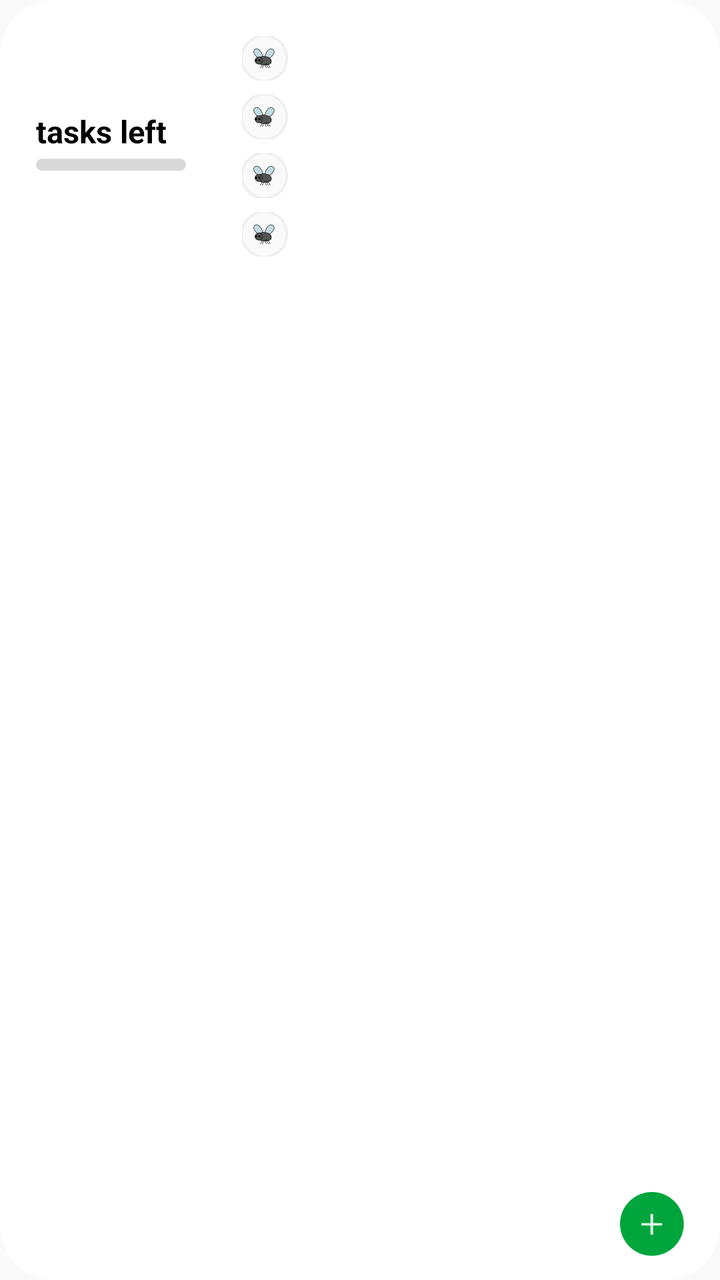
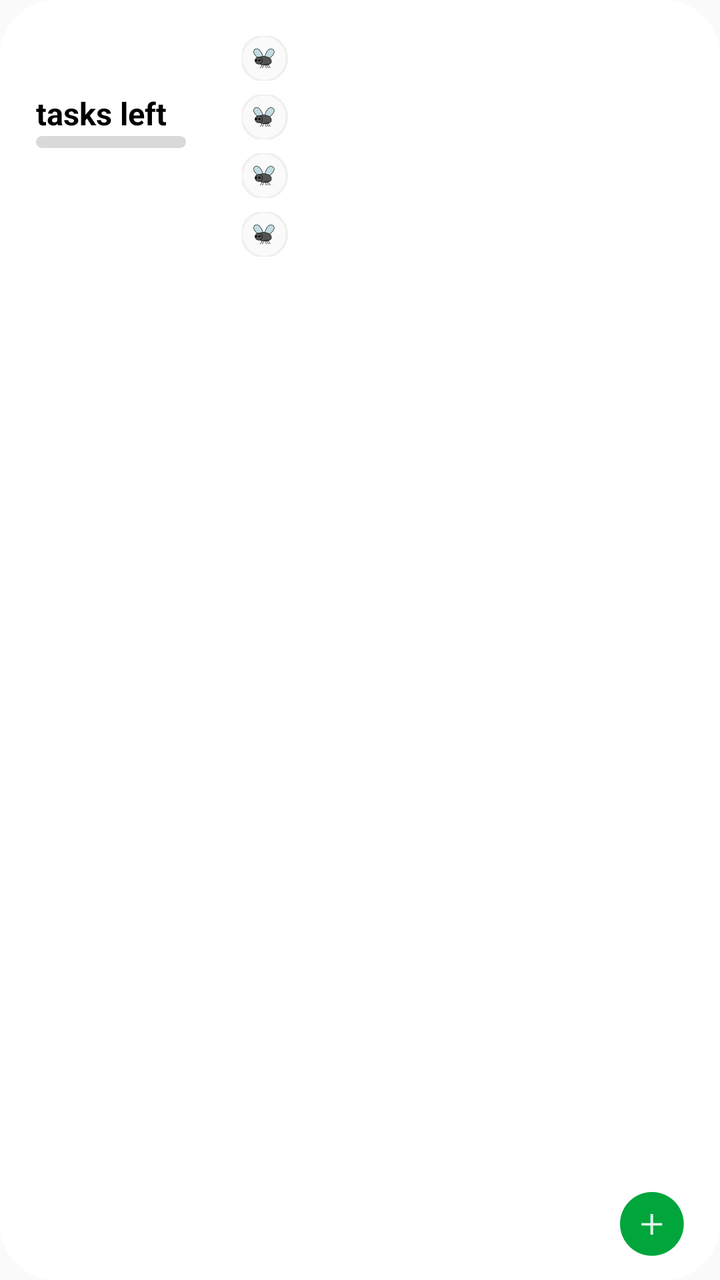

The first picture is an Android layout as it rendered before a commit; the second is the same layout after the commit. The layout source and the unified diff follow.
<!-- AndroidManifest.xml: application theme AppTheme -->
<!-- res/layout/frog_widget_medium.xml -->
<?xml version="1.0" encoding="utf-8"?>
<FrameLayout xmlns:android="http://schemas.android.com/apk/res/android"
    android:id="@+id/widget_root"
    android:layout_width="match_parent"
    android:layout_height="match_parent"
    android:clipChildren="false">

    <View
        android:id="@android:id/background"
        android:layout_width="match_parent"
        android:layout_height="match_parent"
        android:background="@drawable/widget_bg" />

    <LinearLayout
        android:layout_width="match_parent"
        android:layout_height="match_parent"
        android:clipChildren="false"
        android:orientation="horizontal"
        android:padding="18dp">

        <LinearLayout
            android:layout_width="75dp"
            android:layout_height="match_parent"
            android:clipChildren="false"
            android:orientation="vertical">

            <TextView
                android:id="@+id/widget_count"
                android:layout_width="match_parent"
                android:layout_height="wrap_content"
                android:includeFontPadding="false"
                android:maxLines="1"
                android:textColor="@color/widget_heading"
                android:textSize="30sp"
                android:textStyle="bold" />

            <TextView
                android:id="@+id/widget_tasks_left"
                android:layout_width="match_parent"
                android:layout_height="wrap_content"
                android:layout_marginTop="4dp"
                android:includeFontPadding="false"
                android:text="@string/widget_tasks_left"
                android:textColor="@color/widget_heading"
                android:textSize="15.5sp"
                android:textStyle="bold" />

            <LinearLayout
                android:layout_width="match_parent"
                android:layout_height="wrap_content"
                android:layout_marginTop="4dp"
                android:orientation="vertical">

            <ProgressBar
                android:id="@+id/widget_progress"
                style="?android:attr/progressBarStyleHorizontal"
                android:layout_width="match_parent"
                android:layout_height="6dp"
                android:max="100"
                android:progressDrawable="@drawable/widget_progress" />
            </LinearLayout>

            <Space
                android:layout_width="match_parent"
                android:layout_height="0dp"
                android:layout_weight="1" />

            
            <ImageView
                android:id="@+id/widget_art"
                android:layout_width="113dp"
                android:layout_height="82dp"
                android:layout_marginStart="-18dp"
                android:layout_marginBottom="-18dp"
                android:importantForAccessibility="no"
                android:scaleType="fitCenter"
                android:scaleX="-1" />
        </LinearLayout>

        <LinearLayout
            android:layout_width="match_parent"
            android:layout_height="match_parent"
            android:layout_marginStart="28dp"
            android:orientation="vertical">

            <TextView
                android:id="@+id/widget_empty"
                android:layout_width="match_parent"
                android:layout_height="wrap_content"
                android:layout_marginTop="4dp"
                android:text="@string/widget_empty"
                android:textColor="@color/widget_text_muted"
                android:textSize="13sp"
                android:visibility="gone" />
        <LinearLayout
            android:id="@+id/widget_row_0"
            android:layout_width="match_parent"
            android:layout_height="wrap_content"
            android:gravity="center_vertical"
            android:orientation="horizontal">

            <ImageView
                android:id="@+id/widget_check_0"
                android:layout_width="23.74dp"
                android:layout_height="23.74dp"
                android:layout_marginStart="-1.12dp"
                android:layout_marginTop="-1.12dp"
                android:layout_marginEnd="8.88dp"
                android:layout_marginBottom="-1.12dp"
                android:importantForAccessibility="no"
                android:src="@drawable/widget_check_off" />

            <TextView
                android:id="@+id/widget_text_0"
                android:layout_width="match_parent"
                android:layout_height="wrap_content"
                android:ellipsize="end"
                android:maxLines="1"
                android:textColor="@color/widget_text"
                android:textSize="13sp" />
        </LinearLayout>
        <LinearLayout
            android:id="@+id/widget_row_1"
            android:layout_width="match_parent"
            android:layout_height="wrap_content"
            android:layout_marginTop="7dp"
            android:gravity="center_vertical"
            android:orientation="horizontal">

            <ImageView
                android:id="@+id/widget_check_1"
                android:layout_width="23.74dp"
                android:layout_height="23.74dp"
                android:layout_marginStart="-1.12dp"
                android:layout_marginTop="-1.12dp"
                android:layout_marginEnd="8.88dp"
                android:layout_marginBottom="-1.12dp"
                android:importantForAccessibility="no"
                android:src="@drawable/widget_check_off" />

            <TextView
                android:id="@+id/widget_text_1"
                android:layout_width="match_parent"
                android:layout_height="wrap_content"
                android:ellipsize="end"
                android:maxLines="1"
                android:textColor="@color/widget_text"
                android:textSize="13sp" />
        </LinearLayout>
        <LinearLayout
            android:id="@+id/widget_row_2"
            android:layout_width="match_parent"
            android:layout_height="wrap_content"
            android:layout_marginTop="7dp"
            android:gravity="center_vertical"
            android:orientation="horizontal">

            <ImageView
                android:id="@+id/widget_check_2"
                android:layout_width="23.74dp"
                android:layout_height="23.74dp"
                android:layout_marginStart="-1.12dp"
                android:layout_marginTop="-1.12dp"
                android:layout_marginEnd="8.88dp"
                android:layout_marginBottom="-1.12dp"
                android:importantForAccessibility="no"
                android:src="@drawable/widget_check_off" />

            <TextView
                android:id="@+id/widget_text_2"
                android:layout_width="match_parent"
                android:layout_height="wrap_content"
                android:ellipsize="end"
                android:maxLines="1"
                android:textColor="@color/widget_text"
                android:textSize="13sp" />
        </LinearLayout>
        <LinearLayout
            android:id="@+id/widget_row_3"
            android:layout_width="match_parent"
            android:layout_height="wrap_content"
            android:layout_marginTop="7dp"
            android:gravity="center_vertical"
            android:orientation="horizontal">

            <ImageView
                android:id="@+id/widget_check_3"
                android:layout_width="23.74dp"
                android:layout_height="23.74dp"
                android:layout_marginStart="-1.12dp"
                android:layout_marginTop="-1.12dp"
                android:layout_marginEnd="8.88dp"
                android:layout_marginBottom="-1.12dp"
                android:importantForAccessibility="no"
                android:src="@drawable/widget_check_off" />

            <TextView
                android:id="@+id/widget_text_3"
                android:layout_width="match_parent"
                android:layout_height="wrap_content"
                android:ellipsize="end"
                android:maxLines="1"
                android:paddingEnd="40dp"
                android:textColor="@color/widget_text"
                android:textSize="13sp" />
        </LinearLayout>
        </LinearLayout>
    </LinearLayout>

    <FrameLayout
        android:layout_width="wrap_content"
        android:layout_height="wrap_content"
        android:layout_gravity="bottom|end"
        android:layout_marginEnd="18dp"
        android:layout_marginBottom="12dp">

        <ImageView
                android:id="@+id/widget_add"
                android:layout_width="31.9dp"
                android:layout_height="31.9dp"
                android:contentDescription="@string/widget_add"
                android:src="@drawable/widget_plus" />
    </FrameLayout>
</FrameLayout>
<!-- resources referenced by this layout -->
<resources>
  <color name="widget_heading">#000000</color>
  <color name="widget_text">#0A0A0A</color>
  <color name="widget_text_muted">#7A7A7A</color>
  <!-- drawable widget_bg (drawable) -->
  <?xml version="1.0" encoding="utf-8"?>
  <shape xmlns:android="http://schemas.android.com/apk/res/android"
      android:shape="rectangle">
      <solid android:color="@color/widget_card" />
      <corners android:radius="@dimen/widget_corner_radius" />
  </shape>
  <!-- drawable widget_check_off: png bitmap (drawable-hdpi, 1257 bytes) -->
  <!-- drawable widget_plus: png bitmap (drawable-hdpi, 914 bytes) -->
  <!-- drawable widget_progress (drawable) -->
  <?xml version="1.0" encoding="utf-8"?>
  <layer-list xmlns:android="http://schemas.android.com/apk/res/android">
      <item android:id="@android:id/background">
          <shape android:shape="rectangle">
              <solid android:color="@color/widget_track" />
              <corners android:radius="3dp" />
          </shape>
      </item>
      <item android:id="@android:id/progress">
          <clip>
              <shape android:shape="rectangle">
                  <solid android:color="@color/widget_fill" />
                  <corners android:radius="3dp" />
              </shape>
          </clip>
      </item>
  </layer-list>
  <string name="widget_add">Add a task</string>
  <string name="widget_empty">Nothing yet. Feed the frog a task.</string>
  <string name="widget_tasks_left">tasks left</string>
  <style name="AppTheme" parent="Theme.AppCompat.Light.DarkActionBar">
          
          <item name="colorPrimary">@color/colorPrimary</item>
          <item name="colorPrimaryDark">@color/colorPrimaryDark</item>
          <item name="colorAccent">@color/colorAccent</item>
      </style>
  <color name="widget_card">#FFFFFF</color>
  <dimen name="widget_corner_radius">16dp</dimen>
  <color name="widget_track">#D9D9D9</color>
  <color name="widget_fill">#96D367</color>
</resources>

<!-- the commit's change to res/layout/frog_widget_medium.xml (unified diff, before → after) -->
@@ -24,10 +24,12 @@
             android:clipChildren="false"
             android:orientation="vertical">
 
+            
             <TextView
                 android:id="@+id/widget_count"
                 android:layout_width="match_parent"
-                android:layout_height="wrap_content"
+                android:layout_height="26dp"
+                android:gravity="center_vertical"
                 android:includeFontPadding="false"
                 android:maxLines="1"
                 android:textColor="@color/widget_heading"
@@ -37,8 +39,9 @@
             <TextView
                 android:id="@+id/widget_tasks_left"
                 android:layout_width="match_parent"
-                android:layout_height="wrap_content"
+                android:layout_height="16dp"
                 android:layout_marginTop="4dp"
+                android:gravity="center_vertical"
                 android:includeFontPadding="false"
                 android:text="@string/widget_tasks_left"
                 android:textColor="@color/widget_heading"
